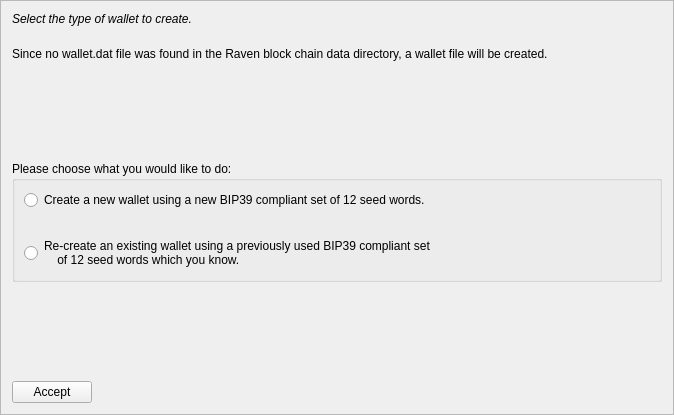
Qt form src/qt/forms/mnemonicdialog1.ui (morrigan-ai/MRG) before a commit.
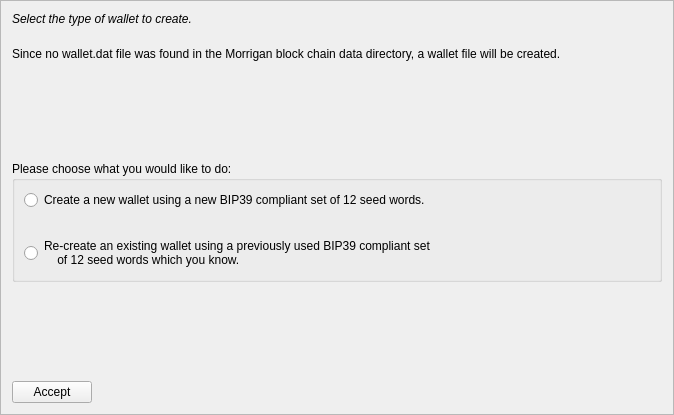
The same form after that commit.

What changed in the file:
```diff
--- a/src/qt/forms/mnemonicdialog1.ui
+++ b/src/qt/forms/mnemonicdialog1.ui
@@ -52,7 +52,7 @@
    <item>
     <widget class="QLabel" name="wallettypeLabel">
      <property name="text">
-      <string>Since no wallet.dat file was found in the Raven block chain data directory, a wallet file will be created.</string>
+      <string>Since no wallet.dat file was found in the Morrigan block chain data directory, a wallet file will be created.</string>
      </property>
      <property name="wordWrap">
       <bool>true</bool>
```
